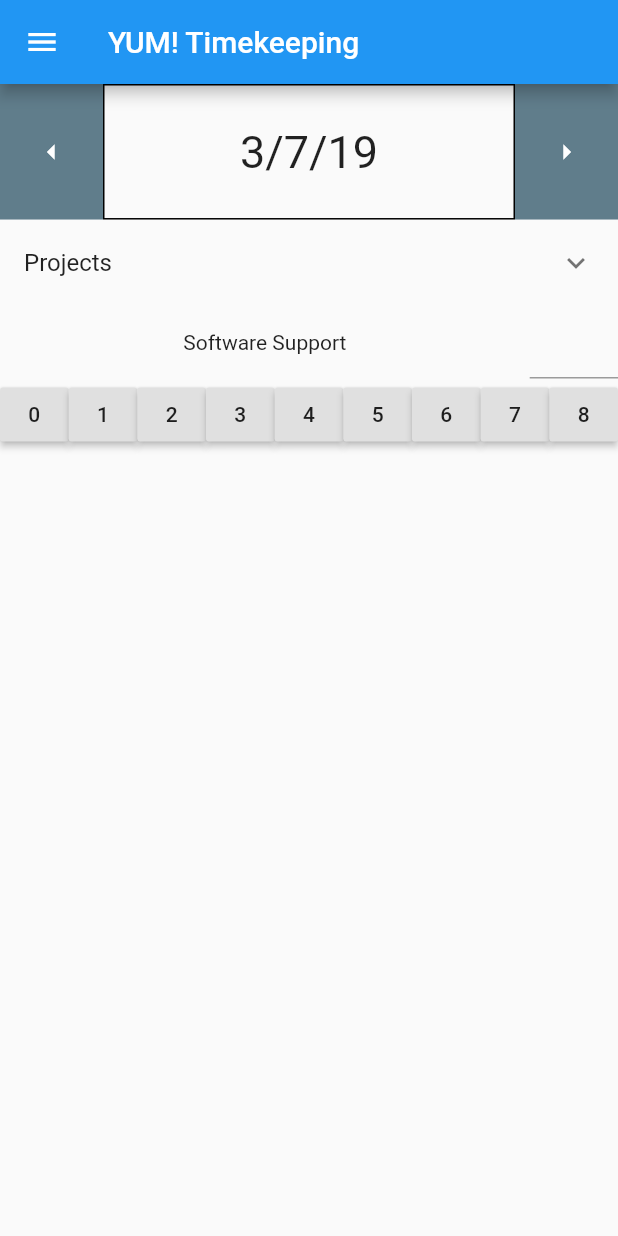
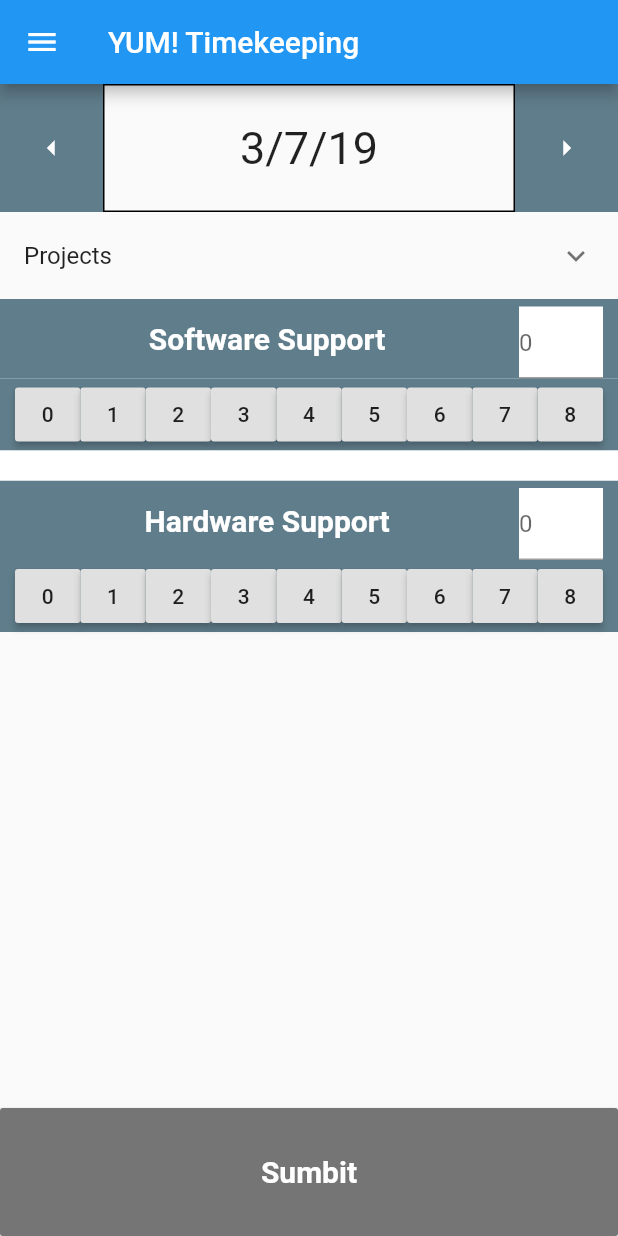
Before and after one commit to Jeb-Thomas/Daily-Trimetracking, a Flutter app: the screen it shows after launch, on a phone screen of 412 x 824 dp. Run offline on Flutter 3.47's test engine with Material 2 defaults, Android fonts, the phone set to English and light mode, and no system bars.

Commit message:
Submit button and slightly cleaner entry bar

```diff
--- a/yum_timetracking/lib/main.dart
+++ b/yum_timetracking/lib/main.dart
@@ -86,12 +86,12 @@ class MyStatelessWidget extends StatelessWidget {
                     title: Text("Projects"),
                     children: <Widget>[
                       CheckboxListTile(
-                        value: false,
+                        value: true,
                         title: Text('Hardware Support'),
                         onChanged: (bool value){},
                       ),
                       CheckboxListTile(
-                        value: false,
+                        value: true,
                         title: Text('Software Support'),
                         onChanged: (bool value){},
                       ),
@@ -105,13 +105,45 @@ class MyStatelessWidget extends StatelessWidget {
                   Column(
                     children:
                     <Widget>[
-                      Row(
+                      Ink(
+                        color: Colors.blueGrey,
+                        padding: EdgeInsets.symmetric(horizontal: 10.0),
+                        child: Row(
                           children: <Widget>[
-                          Expanded(child: Center(child: Text("Software Support")), flex: 6,),
-                          Expanded(child: TextField())
+                            Expanded(
+                              child: Center(
+                                child: Text("Software Support",style: TextStyle(color: Colors.white,fontWeight: FontWeight.bold,fontSize: 20.0),),
+                              ),
+                              flex: 6,
+                            ),
+                            Expanded(
+                              child: Column(
+                                children: <Widget>[
+                                  Container(
+                                    height: 5.0,
+                                    child: null,
+                                  ),
+                                  Ink(
+                                    color: Colors.white,
+                                    child: TextField(decoration: InputDecoration(hintText: '0'),),
+                                  ),
+                                ],
+                                /*child: Container(
+                                  decoration: BoxDecoration(
+                                      color: Colors.white
+                                  ),
+                                  child: TextField(),
+                                ),*/
+                              ),
+                              flex: 1,
+                            ),
                           ],
                         ),
-                      Row(
+                      ),
+                      Ink(
+                        color: Colors.blueGrey,
+                        padding: EdgeInsets.symmetric(horizontal: 10.0),
+                        child: Row(
                           children: <Widget>[
                             Expanded(child: RaisedButton(onPressed: (){}, child: Text('0'),)),
                             Expanded(child: RaisedButton(onPressed: (){}, child: Text('1'),)),
@@ -125,14 +157,85 @@ class MyStatelessWidget extends StatelessWidget {
 
                           ],
                         ),
+                      ),
+                    ],
+                  ),
+                  Container(
+                    height: 20.0,
+                    decoration: BoxDecoration(color: Colors.white),
+                  ),
+                  Column(
+                    children:
+                    <Widget>[
+                      Ink(
+                        color: Colors.blueGrey,
+                        padding: EdgeInsets.symmetric(horizontal: 10.0),
+                        child: Row(
+                          children: <Widget>[
+                            Expanded(
+                              child: Center(
+                                child: Text("Hardware Support",style: TextStyle(color: Colors.white,fontWeight: FontWeight.bold,fontSize: 20.0),),
+                              ),
+                              flex: 6,
+                            ),
+                            Expanded(
+                              child: Column(
+                                children: <Widget>[
+                                  Container(
+                                    height: 5.0,
+                                    child: null,
+                                  ),
+                                  Ink(color: Colors.white, child: TextField(decoration: InputDecoration(hintText: '0'),),),
+                                ],
+                                /*child: Container(
+                                  decoration: BoxDecoration(
+                                      color: Colors.white
+                                  ),
+                                  child: TextField(),
+                                ),*/
+                              ),
+                              flex: 1,
+                            ),
+                          ],
+                        ),
+                      ),
+                      Ink(
+                        color: Colors.blueGrey,
+                        padding: EdgeInsets.symmetric(horizontal: 10.0),
+                        child: Row(
+                          children: <Widget>[
+                            Expanded(child: RaisedButton(onPressed: (){}, child: Text('0'),)),
+                            Expanded(child: RaisedButton(onPressed: (){}, child: Text('1'),)),
+                            Expanded(child: RaisedButton(onPressed: (){}, child: Text('2'),)),
+                            Expanded(child: RaisedButton(onPressed: (){}, child: Text('3'),)),
+                            Expanded(child: RaisedButton(onPressed: (){}, child: Text('4'),)),
+                            Expanded(child: RaisedButton(onPressed: (){}, child: Text('5'),)),
+                            Expanded(child: RaisedButton(onPressed: (){}, child: Text('6'),)),
+                            Expanded(child: RaisedButton(onPressed: (){}, child: Text('7'),)),
+                            Expanded(child: RaisedButton(onPressed: (){}, child: Text('8'),)),
+
+                          ],
+                        ),
+                      ),
                     ],
                   ),
                 ],
               ),
-              flex: 15,
+              flex: 14,
+            ),
+            Expanded(
+              child: SizedBox.expand(
+                child: RaisedButton(
+                  color: Colors.grey.shade600,
+                  child: Text("Sumbit",style: TextStyle(fontWeight: FontWeight.bold,fontSize: 20,color: Colors.white),),
+                  onPressed: (){},
+                ),
+              ),
+              flex: 2,
             ),
           ],
         ),
+
       appBar: AppBar(
         title: Text('YUM! Timekeeping'),
         actions: <Widget>[
```
Lines whose indentation alone changed are shown as unchanged.
